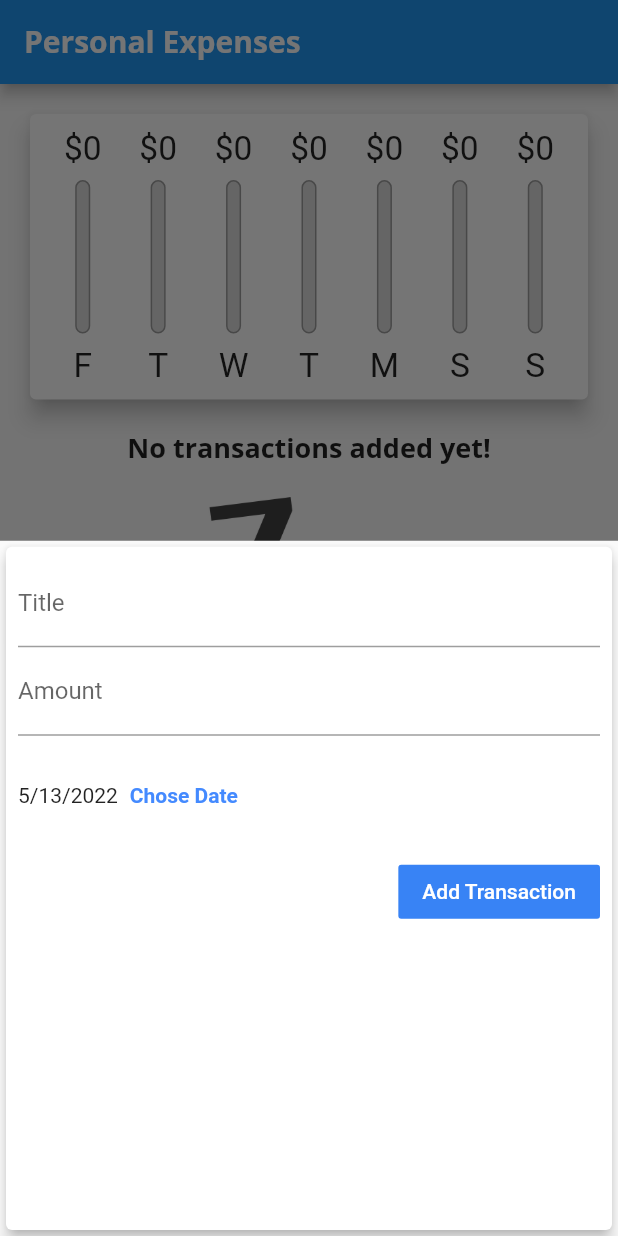
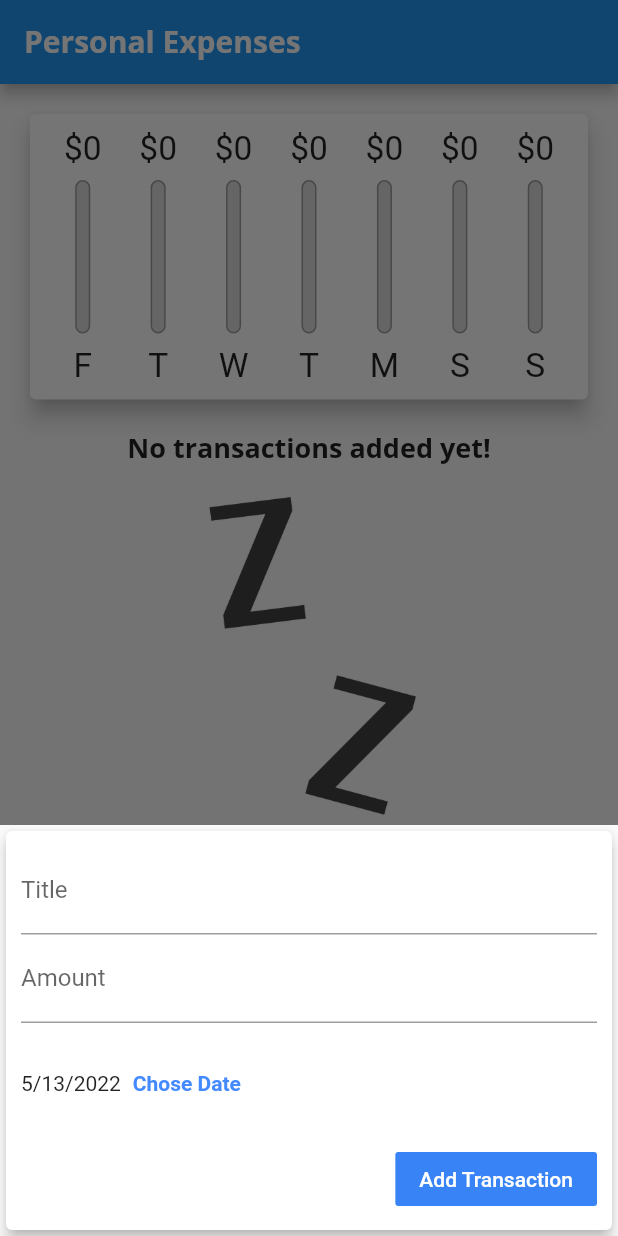
Before and after one commit to vladislavkovaliov/personal-expenses-app, a Flutter app: the screen it shows after launch, after a tap on the "add" icon, on a phone screen of 412 x 824 dp. Run offline on Flutter 3.47's test engine with Material 2 defaults, Android fonts, the phone set to English and light mode, and no system bars.

Commit message:
wraps to scroll single view for softkeyboard insets

```diff
--- a/lib/widgets/new_transaction.dart
+++ b/lib/widgets/new_transaction.dart
@@ -56,10 +56,16 @@ class _NewTransactionState extends State<NewTransaction> {
 
   @override
   Widget build(BuildContext context) {
-    return Card(
+    return SingleChildScrollView(
+      child: Card(
         elevation: 4.0,
         child: Container(
-        padding: const EdgeInsets.all(8.0),
+          padding: EdgeInsets.only(
+            top: 10,
+            left: 10,
+            right: 10,
+            bottom: MediaQuery.of(context).viewInsets.bottom + 10,
+          ),
           child: Column(
             crossAxisAlignment: CrossAxisAlignment.end,
             children: [
@@ -117,6 +123,7 @@ class _NewTransactionState extends State<NewTransaction> {
             ],
           ),
         ),
+      ),
     );
   }
 }
```
Lines whose indentation alone changed are shown as unchanged.
